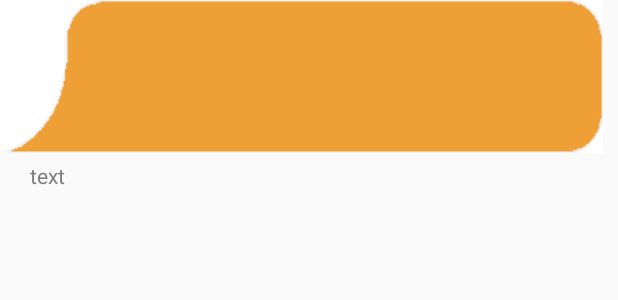
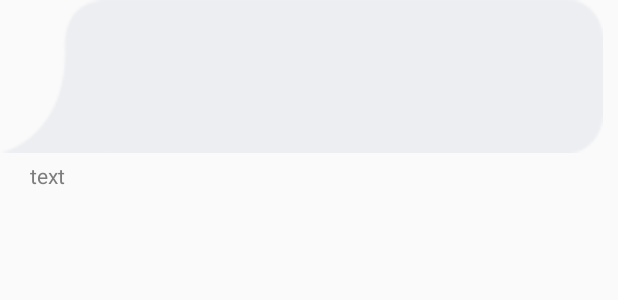
Before and after one commit to Madhu009/ML_Application, an Android app: the layout chat_item_rcv_image.xml on its own in the app's theme, with its tools: preview values and no code run, on a phone screen of 412 x 824 dp. Shown: the top 300 px of the screen. Run offline under Robolectric (Android 15) with nearby library versions, the phone set to English and light mode, and no system bars.

Commit message:
Image Store-Chatbot

```diff
--- a/ML_Application/app/src/main/java/com/example/madhu/ml_application/ChatBot/ChatAdapter.java
+++ b/ML_Application/app/src/main/java/com/example/madhu/ml_application/ChatBot/ChatAdapter.java
@@ -106,6 +106,8 @@ public class ChatAdapter  extends BaseAdapter {
         item = new ViewItem();
         item.img = (ImageView) convertView
                 .findViewById(R.id.imageViewtrue);
+        item.st = (TextView) convertView
+                .findViewById(R.id.st);
 
         convertView.setTag(item);
         item.img.setImageBitmap(conversation.getBitmapImage());
--- a/ML_Application/app/src/main/java/com/example/madhu/ml_application/ImageUpload.java
+++ b/ML_Application/app/src/main/java/com/example/madhu/ml_application/ImageUpload.java
@@ -114,6 +114,7 @@ public class ImageUpload extends AppCompatActivity
             protected void onPostExecute(String s) {
                 super.onPostExecute(s);
                 loading.dismiss();
+                Toast.makeText(getApplicationContext(),s,Toast.LENGTH_LONG).show();
                startActivity(new Intent(getApplicationContext(),Login.class));
                 finish();
 
--- a/ML_Application/app/src/main/res/layout/chat_item_rcv_image.xml
+++ b/ML_Application/app/src/main/res/layout/chat_item_rcv_image.xml
@@ -11,7 +11,7 @@
             android:layout_width="wrap_content"
             android:layout_height="wrap_content"
             android:layout_marginRight="@dimen/pad_10dp"
-            android:background="@drawable/chat_bubble_orange"
+            android:background="@drawable/chat_bubble_gray"
             android:gravity="center_vertical"
             android:orientation="vertical"
             android:paddingBottom="@dimen/pad_5dp"
```
Also changed, not shown: ML_Application/app/src/main/java/com/example/madhu/ml_application/ChatBot/ChatBot.java (+3 -5 lines).
